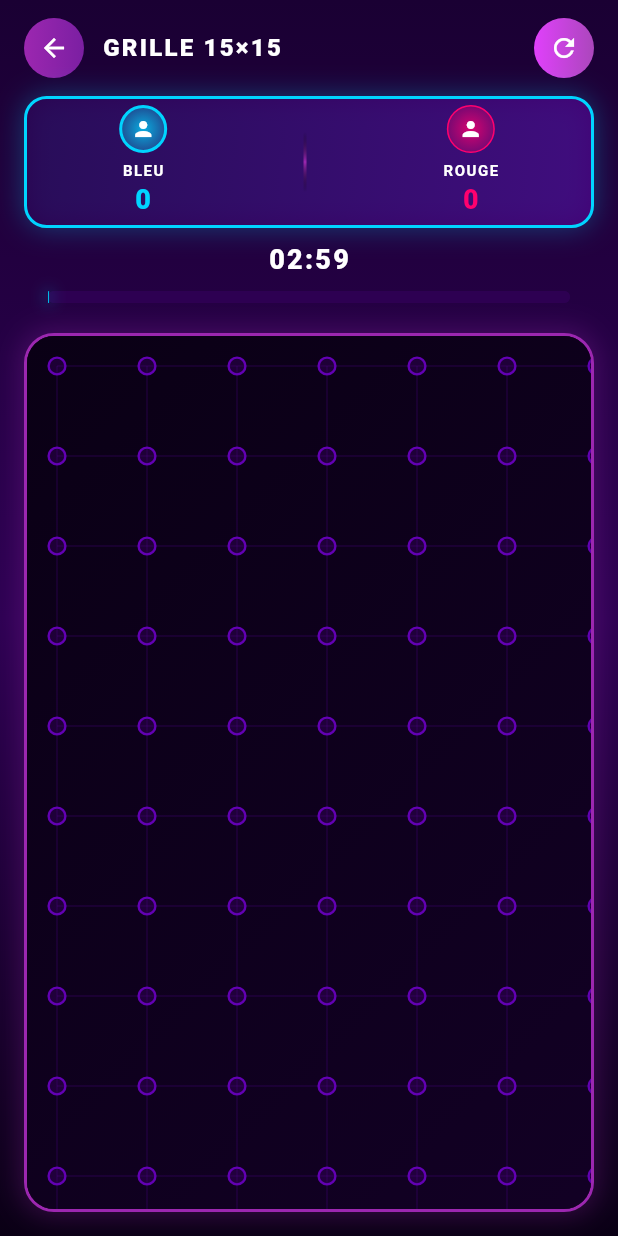
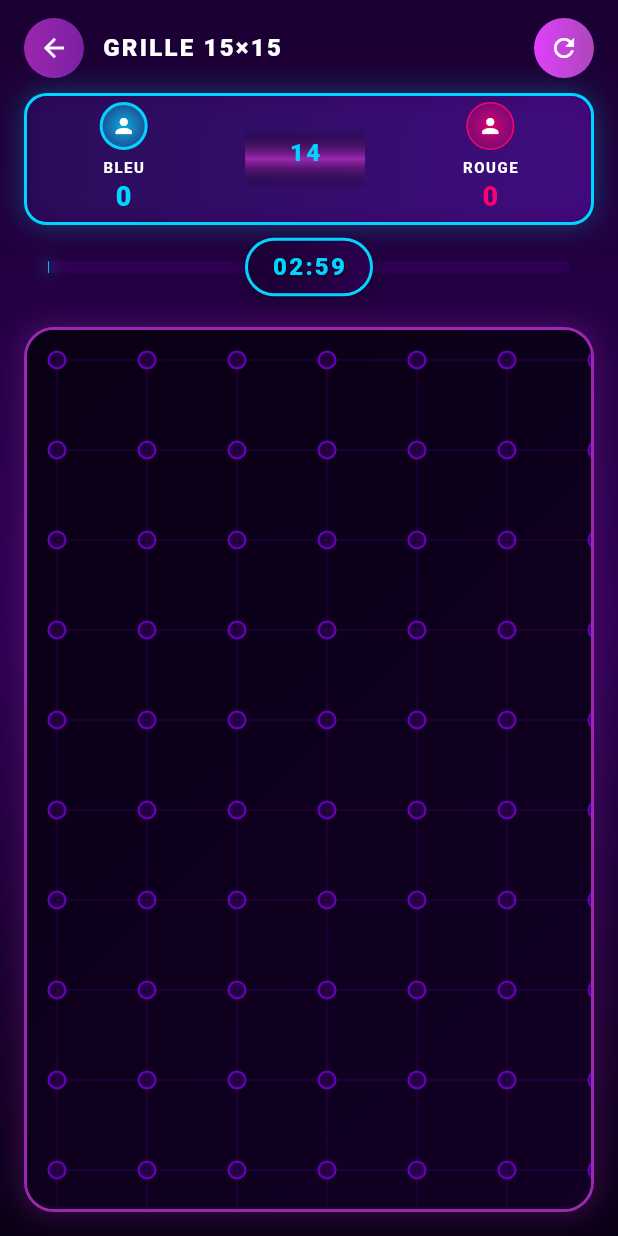
Before and after one commit to bankaizankanotatchi/jeu_carre, a Flutter app: the screen it shows after launch, after a tap on "PARTIE RAPIDE", on a phone screen of 412 x 824 dp. Run offline on Flutter 3.47's test engine with Material 3 defaults, Android fonts, the phone set to English and light mode, and no system bars; our stand-ins replace firebase_auth, firebase_core; accounts and stored records are empty.

Commit message:
Implement game timers and missed turn handling in GameScreen

```diff
--- a/lib/screens/game_screen.dart
+++ b/lib/screens/game_screen.dart
@@ -21,11 +21,18 @@ class _GameScreenState extends State<GameScreen> with TickerProviderStateMixin {
   String currentPlayer = 'bleu';
   Map<String, int> scores = {'bleu': 0, 'rouge': 0};
   bool isGameFinished = false;
+  Map<String, int> consecutiveMissedTurns = {'bleu': 0, 'rouge': 0};
+  bool _resultModalShown = false; // Contrôle d'affichage du modal
 
-  // Timer
+  // Timer du jeu entier
   late Timer _gameTimer;
   int _timeRemaining = 180; // 3 minutes en secondes
   double _progressValue = 0.0;
+
+
+  // Timer de réflexion
+  late Timer _reflexionTimer;
+  int _reflexionTimeRemaining = 15; // 15 secondes par joueur
 
   // Contrôles de zoom et pan
   TransformationController _transformationController = TransformationController();
@@ -37,7 +44,8 @@ class _GameScreenState extends State<GameScreen> with TickerProviderStateMixin {
   void initState() {
     super.initState();
     _initializeGame();
-    _startTimer();
+    _startGameTimer();
+    _startReflexionTimer();
 
     _scoreAnimationController = AnimationController(
       vsync: this,
@@ -52,6 +60,7 @@ class _GameScreenState extends State<GameScreen> with TickerProviderStateMixin {
   @override
   void dispose() {
     _gameTimer.cancel();
+    _reflexionTimer.cancel();
     _transformationController.dispose();
     _scoreAnimationController.dispose();
     super.dispose();
@@ -65,10 +74,12 @@ class _GameScreenState extends State<GameScreen> with TickerProviderStateMixin {
     isGameFinished = false;
     _timeRemaining = 180;
     _progressValue = 0.0;
+    _reflexionTimeRemaining = 15;
     _transformationController.value = Matrix4.identity();
+    consecutiveMissedTurns = {'bleu': 0, 'rouge': 0};
   }
 
-  void _startTimer() {
+  void _startGameTimer() {
     _gameTimer = Timer.periodic(Duration(seconds: 1), (timer) {
       if (_timeRemaining > 0) {
         setState(() {
@@ -82,9 +93,67 @@ class _GameScreenState extends State<GameScreen> with TickerProviderStateMixin {
     });
   }
 
+  void _startReflexionTimer() {
+    _reflexionTimer = Timer.periodic(Duration(seconds: 1), (timer) {
+      if (_reflexionTimeRemaining > 0) {
+        setState(() {
+          _reflexionTimeRemaining--;
+        });
+      } else {
+        // Temps écoulé - le joueur actuel a manqué son tour
+        _handleMissedTurn();
+        timer.cancel();
+        _startReflexionTimer();
+      }
+    });
+  }
+
+  void _handleMissedTurn() {
+    // Incrémenter le compteur pour le joueur actuel
+    consecutiveMissedTurns[currentPlayer] = consecutiveMissedTurns[currentPlayer]! + 1;
+
+    // Vérifier si le joueur a manqué 3 tours consécutifs
+    if (consecutiveMissedTurns[currentPlayer]! >= 3) {
+      _endGameByMissedTurns(currentPlayer);
+      return;
+    }
+
+    // Réinitialiser le compteur pour l'autre joueur (puisqu'il va jouer)
+    final otherPlayer = currentPlayer == 'bleu' ? 'rouge' : 'bleu';
+    consecutiveMissedTurns[otherPlayer] = 0;
+
+    // Passer au joueur suivant normalement
+    _switchPlayer();
+  }
+
+  void _endGameByMissedTurns(String playerWhoMissed) {
+    setState(() {
+      isGameFinished = true;
+      _gameTimer.cancel();
+      _reflexionTimer.cancel();
+    });
+  }
+
+  void _resetReflexionTimer() {
+    _reflexionTimer.cancel();
+    setState(() {
+      _reflexionTimeRemaining = 15;
+    });
+    _startReflexionTimer();
+  }
+
+  void _switchPlayer() {
+    setState(() {
+      currentPlayer = currentPlayer == 'bleu' ? 'rouge' : 'bleu';
+      _reflexionTimeRemaining = 15;
+    });
+  }
+
+
   void _endGameByTime() {
     setState(() {
       isGameFinished = true;
+      _reflexionTimer.cancel();
     });
   }
 
@@ -96,6 +165,9 @@ class _GameScreenState extends State<GameScreen> with TickerProviderStateMixin {
     }
 
     setState(() {
+      // Réinitialiser le compteur de tours manqués pour ce joueur
+      consecutiveMissedTurns[currentPlayer] = 0;
+
       points.add(GridPoint(x: x, y: y, playerId: currentPlayer));
 
       final newSquares = GameLogic.checkSquares(
@@ -119,8 +191,10 @@ class _GameScreenState extends State<GameScreen> with TickerProviderStateMixin {
       if (points.length >= widget.gridSize * widget.gridSize) {
         isGameFinished = true;
         _gameTimer.cancel();
+        _reflexionTimer.cancel();
       } else {
-        currentPlayer = currentPlayer == 'bleu' ? 'rouge' : 'bleu';
+        _resetReflexionTimer();
+        _switchPlayer();
       }
     });
   }
@@ -138,6 +212,9 @@ class _GameScreenState extends State<GameScreen> with TickerProviderStateMixin {
   }
 
   void _showResultModal() {
+    if (_resultModalShown) return; // ← EMPÊCHE l'affichage multiple
+
+    _resultModalShown = true;
     showDialog(
       context: context,
       barrierColor: Colors.black.withOpacity(0.8),
@@ -145,6 +222,32 @@ class _GameScreenState extends State<GameScreen> with TickerProviderStateMixin {
       builder: (BuildContext context) {
         return _buildResultModal();
       },
+    ).then((_) {
+      // Quand le modal est fermé, réinitialiser le flag
+      _resultModalShown = false;
+    });
+  }
+
+  Widget _buildReflexionTimer() {
+    return Container(
+      margin: EdgeInsets.symmetric(horizontal: 1, vertical: 2),
+      child: Column(
+        children: [
+          // Timer de réflexion
+          Container(
+            padding: EdgeInsets.symmetric(horizontal: 6, vertical: 2),
+            child:  Text(
+                  '$_reflexionTimeRemaining',
+                  style: TextStyle(
+                    color: _getPlayerColor(currentPlayer),
+                    fontSize: 16,
+                    fontWeight: FontWeight.w900,
+                    letterSpacing: 1.5,
+                  ),
+                ),
+          )
+         ],
+      ),
     );
   }
 
@@ -303,7 +406,7 @@ class _GameScreenState extends State<GameScreen> with TickerProviderStateMixin {
                             Navigator.of(context).pop();
 
                             setState(() => _initializeGame());
-                            _startTimer();
+                            _startGameTimer();
                           },
                           child: Center(
                             child: Text(
@@ -365,7 +468,6 @@ class _GameScreenState extends State<GameScreen> with TickerProviderStateMixin {
       ],
     );
   }
-
 
   Widget _buildWinnerProfile(String player) {
     final color = _getPlayerColor(player);
@@ -493,18 +595,13 @@ class _GameScreenState extends State<GameScreen> with TickerProviderStateMixin {
     margin: EdgeInsets.symmetric(horizontal: 16, vertical: 8),
     child: Column(
       children: [
-          // Timer text
-          Text(
-            _formatTime(_timeRemaining),
-            style: TextStyle(
-              color: _timeRemaining <= 30 ? Color(0xFFff006e) : Colors.white,
-              fontSize: 18,
-              fontWeight: FontWeight.w900,
-              letterSpacing: 1.5,
-            ),
-          ),
-          SizedBox(height: 8),
-          // Progress bar
+        // Barre de progression avec timer superposé
+        SizedBox(
+          height: 40, // Plus grand pour accommoder le texte superposé
+          child: Stack(
+            alignment: Alignment.center,
+            children: [
+              // Barre de progression
               Container(
                 height: 8,
                 decoration: BoxDecoration(
@@ -528,18 +625,62 @@ class _GameScreenState extends State<GameScreen> with TickerProviderStateMixin {
                       decoration: BoxDecoration(
                         gradient: LinearGradient(
                           colors: [
-                        _timeRemaining <= 30 ? Color(0xFFff006e) : Color(0xFF00d4ff),
-                        _timeRemaining <= 30 ? Color(0xFFc40055) : Color(0xFF0099cc),
+                            _getPlayerColor(currentPlayer),
+                            _getPlayerColor(currentPlayer).withOpacity(0.7),
                           ],
                         ),
                         borderRadius: BorderRadius.circular(4),
                         boxShadow: [
                           BoxShadow(
-                        color: (_timeRemaining <= 30 ? Color(0xFFff006e) : Color(0xFF00d4ff)).withOpacity(0.5),
+                            color: _getPlayerColor(currentPlayer).withOpacity(0.5),
                             blurRadius: 8,
                             spreadRadius: 1,
                           ),
                         ],
+                      ),
+                    ),
+                  ],
+                ),
+              ),
+
+              // Timer superposé au centre - comme un grand frère qui protège
+              Container(
+                padding: EdgeInsets.symmetric(horizontal: 16, vertical: 6),
+                decoration: BoxDecoration(
+                  gradient: LinearGradient(
+                    colors: [
+                      Color(0xFF1a0033).withOpacity(0.9),
+                      Color(0xFF2d0052).withOpacity(0.9),
+                    ],
+                  ),
+                  borderRadius: BorderRadius.circular(20),
+                  border: Border.all(
+                    color: _getPlayerColor(currentPlayer),
+                    width: 2,
+                  ),
+                  boxShadow: [
+                    BoxShadow(
+                      color: Colors.black.withOpacity(0.3),
+                      blurRadius: 10,
+                      offset: Offset(0, 4),
+                    ),
+                  ],
+                ),
+                child: Text(
+                  _formatTime(_timeRemaining),
+                  style: TextStyle(
+                    color: _getPlayerColor(currentPlayer),
+                    fontSize: 16,
+                    fontWeight: FontWeight.w900,
+                    letterSpacing: 1.5,
+                    shadows: [
+                      Shadow(
+                        color: Colors.black.withOpacity(0.5),
+                        blurRadius: 4,
+                        offset: Offset(1, 1),
+                      ),
+                    ],
+                  ),
                 ),
               ),
             ],
@@ -600,15 +741,16 @@ class _GameScreenState extends State<GameScreen> with TickerProviderStateMixin {
                   icon: Icon(Icons.refresh, color: Colors.white, size: 20),
                   onPressed: () {
                     _gameTimer.cancel();
+                    _reflexionTimer.cancel();
                     setState(() => _initializeGame());
-                    _startTimer();
+                    _startGameTimer();
+                    _startReflexionTimer();
                   },
                 ),
               ),
             ],
           ),
-
-          SizedBox(height: 12),
+          SizedBox(height: 10),
 
           // Statut et scores combinés
           Container(
@@ -639,7 +781,7 @@ class _GameScreenState extends State<GameScreen> with TickerProviderStateMixin {
             child: isGameFinished ? _buildWinnerStatus() : _buildScoresRow(),
           ),
 
-          // Timer et barre de progression
+          // Timer principal et barre de progression
           _buildTimerAndProgressBar(),
         ],
       ),
@@ -690,7 +832,7 @@ class _GameScreenState extends State<GameScreen> with TickerProviderStateMixin {
       children: [
         _buildCompactPlayerScore('bleu', scores['bleu']!),
         Container(
-          width: 2,
+          width: 80,
           height: 40,
           decoration: BoxDecoration(
             gradient: LinearGradient(
@@ -703,6 +845,7 @@ class _GameScreenState extends State<GameScreen> with TickerProviderStateMixin {
               end: Alignment.bottomCenter,
             ),
           ),
+          child: _buildReflexionTimer(),// Timer de réflexion au centre
         ),
         _buildCompactPlayerScore('rouge', scores['rouge']!),
       ],
@@ -761,6 +904,7 @@ class _GameScreenState extends State<GameScreen> with TickerProviderStateMixin {
       ),
     );
   }
+
   Widget _buildGameGrid() {
     final cellSize = 60.0;
     final gridWidth = (widget.gridSize * cellSize) + 40; // +40 pour les points aux bords
@@ -929,11 +1073,12 @@ class _GameScreenState extends State<GameScreen> with TickerProviderStateMixin {
       ),
     );
   }
+
   @override
   Widget build(BuildContext context) {
     // Afficher le modal quand le jeu est terminé
     WidgetsBinding.instance.addPostFrameCallback((_) {
-      if (isGameFinished && !_gameTimer.isActive) {
+      if (isGameFinished && !_resultModalShown) {
         _showResultModal();
       }
     });
@@ -992,39 +1137,6 @@ class _GameScreenState extends State<GameScreen> with TickerProviderStateMixin {
   }
 }
 
-class Confetti {
-  late double x;
-  late double y;
-  late double size;
-  late Color color;
-  late double angle;
-  late double speed;
-  late double rotationSpeed;
-
-  Confetti() {
-    final random = math.Random();
-    x = random.nextDouble() * 400; // Largeur du modal
-    y = -random.nextDouble() * 100; // Commence au-dessus de l'écran
-    size = 8 + random.nextDouble() * 12;
-    color = [
-      Color(0xFFFFD700),
-      Color(0xFFFF6B6B),
-      Color(0xFF4ECDC4),
-      Color(0xFF45B7D1),
-      Color(0xFF96CEB4),
-      Color(0xFFFFEAA7),
-    ][random.nextInt(6)];
-    angle = random.nextDouble() * math.pi * 2;
-    speed = 2 + random.nextDouble() * 3;
-    rotationSpeed = (random.nextDouble() - 0.5) * 0.2;
-  }
-
-  void update() {
-    y += speed;
-    angle += rotationSpeed;
-  }
-}
-
 class GridPainter extends CustomPainter {
   final int gridSize;
   final double cellSize;
```
Lines whose indentation alone changed are shown as unchanged.
